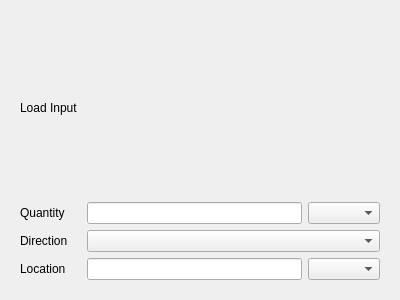
Before: the Qt Designer form load_input.ui in Varnu01/Beam-Calculator, drawn with Qt 5.
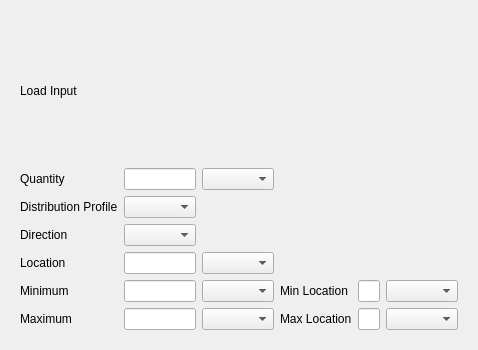
After: the same form once the commit is applied.

Commit message: Updated support and load input windows

What changed in the file:
```diff
--- a/load_input.ui
+++ b/load_input.ui
@@ -6,8 +6,8 @@
    <rect>
     <x>0</x>
     <y>0</y>
-    <width>400</width>
-    <height>300</height>
+    <width>370</width>
+    <height>350</height>
    </rect>
   </property>
   <property name="windowTitle">
@@ -21,51 +21,113 @@
      </property>
      <widget class="QWidget" name="page_1">
       <layout class="QGridLayout" name="gridLayout_3">
-       <item row="0" column="0">
+       <item row="1" column="0">
         <layout class="QGridLayout" name="gridLayout_2">
-         <item row="3" column="2">
-          <widget class="QComboBox" name="location_unit"/>
+         <item row="5" column="2">
+          <widget class="QComboBox" name="min_unit"/>
          </item>
-         <item row="0" column="0">
-          <widget class="QLabel" name="label">
-           <property name="text">
-            <string>Load Input </string>
-           </property>
-          </widget>
+         <item row="6" column="2">
+          <widget class="QComboBox" name="comboBox_3"/>
          </item>
-         <item row="1" column="2">
-          <widget class="QComboBox" name="quantity_unit"/>
+         <item row="2" column="1">
+          <widget class="QComboBox" name="distribution_combo"/>
          </item>
-         <item row="1" column="0">
-          <widget class="QLabel" name="quantity">
-           <property name="text">
-            <string>Quantity</string>
-           </property>
-          </widget>
-         </item>
-         <item row="1" column="1">
-          <widget class="QLineEdit" name="quantit_inout"/>
-         </item>
-         <item row="3" column="1">
+         <item row="4" column="1">
           <widget class="QLineEdit" name="location_input"/>
          </item>
-         <item row="2" column="0">
+         <item row="3" column="0">
           <widget class="QLabel" name="label_4">
            <property name="text">
             <string>Direction</string>
            </property>
           </widget>
          </item>
-         <item row="3" column="0">
+         <item row="5" column="0">
+          <widget class="QLabel" name="label_2">
+           <property name="text">
+            <string>Minimum </string>
+           </property>
+          </widget>
+         </item>
+         <item row="1" column="1">
+          <widget class="QLineEdit" name="quantity_input"/>
+         </item>
+         <item row="6" column="5">
+          <widget class="QComboBox" name="max_location_unit"/>
+         </item>
+         <item row="4" column="0">
           <widget class="QLabel" name="label_3">
            <property name="text">
             <string>Location </string>
            </property>
           </widget>
          </item>
-         <item row="2" column="1" colspan="2">
+         <item row="5" column="5">
+          <widget class="QComboBox" name="min_location_unit"/>
+         </item>
+         <item row="0" column="0">
+          <widget class="QLabel" name="label">
+           <property name="text">
+            <string>Load Input </string>
+           </property>
+          </widget>
+         </item>
+         <item row="2" column="0">
+          <widget class="QLabel" name="label_10">
+           <property name="text">
+            <string>Distribution Profile</string>
+           </property>
+          </widget>
+         </item>
+         <item row="5" column="4">
+          <widget class="QLineEdit" name="min_location_input"/>
+         </item>
+         <item row="3" column="1">
           <widget class="QComboBox" name="direction_input"/>
          </item>
+         <item row="6" column="1">
+          <widget class="QLineEdit" name="max_input"/>
+         </item>
+         <item row="6" column="3">
+          <widget class="QLabel" name="label_9">
+           <property name="text">
+            <string>Max Location</string>
+           </property>
+          </widget>
+         </item>
+         <item row="6" column="4">
+          <widget class="QLineEdit" name="max_location_input"/>
+         </item>
+         <item row="5" column="1">
+          <widget class="QLineEdit" name="min_input"/>
+         </item>
+         <item row="1" column="0">
+          <widget class="QLabel" name="quantity">
+           <property name="text">
+            <string>Quantity</string>
+           </property>
+          </widget>
+         </item>
+         <item row="6" column="0">
+          <widget class="QLabel" name="label_7">
+           <property name="text">
+            <string>Maximum</string>
+           </property>
+          </widget>
+         </item>
+         <item row="5" column="3">
+          <widget class="QLabel" name="label_8">
+           <property name="text">
+            <string>Min Location</string>
+           </property>
+          </widget>
+         </item>
+         <item row="1" column="2">
+          <widget class="QComboBox" name="quantity_unit"/>
+         </item>
+         <item row="4" column="2">
+          <widget class="QComboBox" name="location_unit"/>
+         </item>
         </layout>
        </item>
       </layout>
```
Left out of the diff: 19 changed lines with no effect on the pictures. The commit also changes 3 other files.
